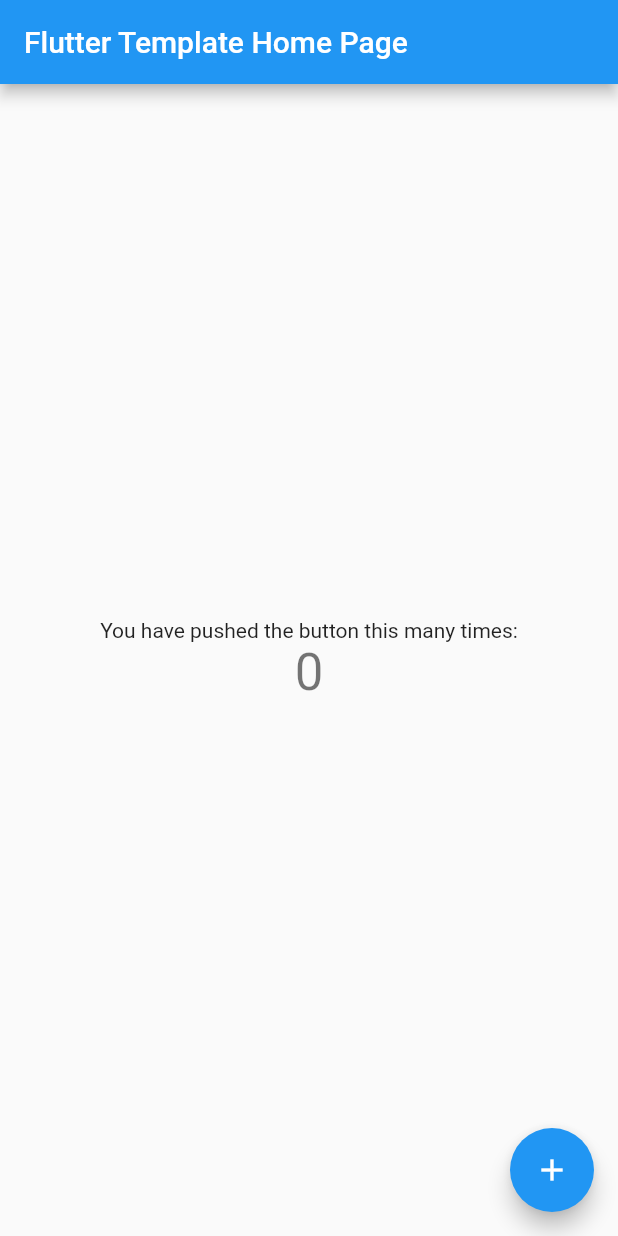
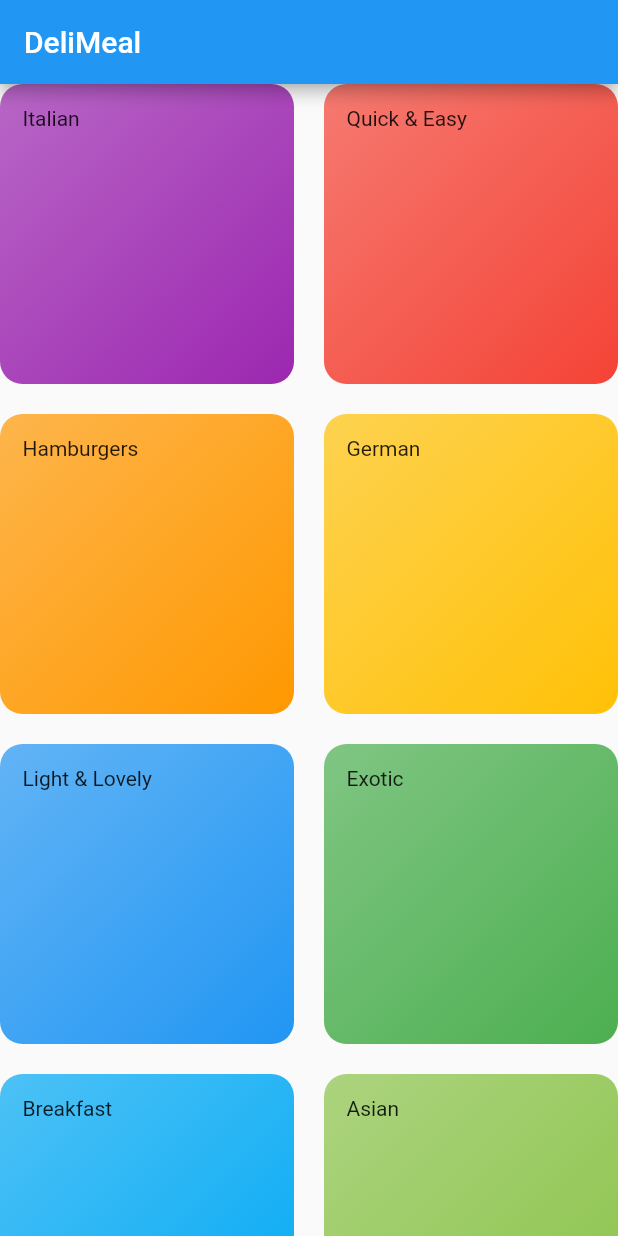
Before and after one commit to TMSoftSolution/MealApp, a Flutter app: the screen it shows after launch, on a phone screen of 412 x 824 dp. Run offline on Flutter 3.47's test engine with Material 2 defaults, Android fonts, the phone set to English and light mode, and no system bars.

Commit message:
create dummy gridview

```diff
--- /dev/null
+++ b/lib/categories_screen.dart
@@ -0,0 +1,29 @@
+import 'package:flutter/material.dart';
+
+import 'dummy_data.dart';
+import 'category_item.dart';
+
+class CategoriesScreen extends StatelessWidget {
+  @override
+  Widget build(BuildContext context) {
+    return Scaffold(
+      appBar: AppBar(
+        title: const Text('DeliMeal'),
+      ),
+      body: GridView(
+        children: DUMMY_CATEGORIES
+            .map((catData) => CategoryItem(
+                  title: catData.title,
+                  color: catData.color,
+                ))
+            .toList(),
+        gridDelegate: SliverGridDelegateWithFixedCrossAxisCount(
+            crossAxisCount: 2,
+            mainAxisExtent: 200,
+            childAspectRatio: 3 / 2,
+            crossAxisSpacing: 20,
+            mainAxisSpacing: 20),
+      ),
+    );
+  }
+}
--- /dev/null
+++ b/lib/category_item.dart
@@ -0,0 +1,22 @@
+import 'package:flutter/material.dart';
+
+class CategoryItem extends StatelessWidget {
+  final String title;
+  final Color color;
+
+  CategoryItem({this.title, this.color});
+
+  @override
+  Widget build(BuildContext context) {
+    return Container(
+      padding: EdgeInsets.all(15),
+      child: Text(title),
+      decoration: BoxDecoration(
+          gradient: LinearGradient(
+              colors: [color.withOpacity(0.7), color],
+              begin: Alignment.topLeft,
+              end: Alignment.bottomRight),
+          borderRadius: BorderRadius.circular(15)),
+    );
+  }
+}
--- /dev/null
+++ b/lib/dummy_data.dart
@@ -0,0 +1,56 @@
+import 'package:flutter/material.dart';
+
+import './models/category.dart';
+
+const DUMMY_CATEGORIES = const [
+  Category(
+    id: 'c1',
+    title: 'Italian',
+    color: Colors.purple,
+  ),
+  Category(
+    id: 'c2',
+    title: 'Quick & Easy',
+    color: Colors.red,
+  ),
+  Category(
+    id: 'c3',
+    title: 'Hamburgers',
+    color: Colors.orange,
+  ),
+  Category(
+    id: 'c4',
+    title: 'German',
+    color: Colors.amber,
+  ),
+  Category(
+    id: 'c5',
+    title: 'Light & Lovely',
+    color: Colors.blue,
+  ),
+  Category(
+    id: 'c6',
+    title: 'Exotic',
+    color: Colors.green,
+  ),
+  Category(
+    id: 'c7',
+    title: 'Breakfast',
+    color: Colors.lightBlue,
+  ),
+  Category(
+    id: 'c8',
+    title: 'Asian',
+    color: Colors.lightGreen,
+  ),
+  Category(
+    id: 'c9',
+    title: 'French',
+    color: Colors.pink,
+  ),
+  Category(
+    id: 'c10',
+    title: 'Summer',
+    color: Colors.teal,
+  ),
+];
--- a/lib/main.dart
+++ b/lib/main.dart
@@ -1,4 +1,5 @@
 import 'package:flutter/material.dart';
+import 'categories_screen.dart';
 
 void main() {
   runApp(MyApp());
@@ -9,58 +10,23 @@ class MyApp extends StatelessWidget {
   @override
   Widget build(BuildContext context) {
     return MaterialApp(
-      title: 'Flutter Demo',
+      title: 'DeliMeals',
       theme: ThemeData(
         primarySwatch: Colors.blue,
       ),
-      home: MyHomePage(title: 'Flutter Template Home Page'),
+      home: MyHomePage(),
     );
   }
 }
 
 class MyHomePage extends StatefulWidget {
-  MyHomePage({Key key, this.title}) : super(key: key);
-
-  final String title;
-
   @override
   _MyHomePageState createState() => _MyHomePageState();
 }
 
 class _MyHomePageState extends State<MyHomePage> {
-  int _counter = 0;
-
-  void _incrementCounter() {
-    setState(() {
-      _counter++;
-    });
-  }
-
   @override
   Widget build(BuildContext context) {
-    return Scaffold(
-      appBar: AppBar(
-        title: Text(widget.title),
-      ),
-      body: Center(
-        child: Column(
-          mainAxisAlignment: MainAxisAlignment.center,
-          children: <Widget>[
-            Text(
-              'You have pushed the button this many times:',
-            ),
-            Text(
-              '$_counter',
-              style: Theme.of(context).textTheme.headline4,
-            ),
-          ],
-        ),
-      ),
-      floatingActionButton: FloatingActionButton(
-        onPressed: _incrementCounter,
-        tooltip: 'Increment',
-        child: Icon(Icons.add),
-      ),
-    );
+    return CategoriesScreen();
   }
 }
--- /dev/null
+++ b/lib/models/category.dart
@@ -0,0 +1,10 @@
+import 'package:flutter/material.dart';
+
+class Category {
+  final String id;
+  final String title;
+  final Color color;
+
+  const Category(
+      {@required this.id, @required this.title, this.color = Colors.orange});
+}
--- a/pubspec.yaml
+++ b/pubspec.yaml
@@ -1,4 +1,4 @@
-name: navigation_screen
+name: meal_app
 description: A new Flutter project.
 
 # The following line prevents the package from being accidentally published to
```
Also changed, not shown: 8 other files.
